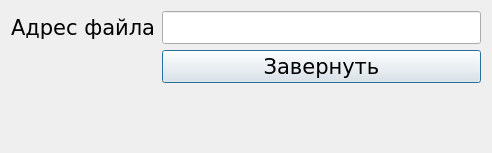
Above: dialog.ui from bdotgeorge/hrtimeQt before the change. Below: the same form after it.
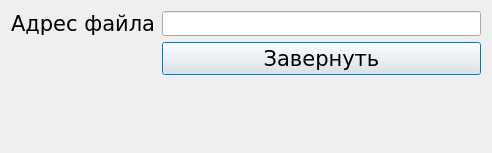
That is the form after the change.

What changed in the file:
```diff
--- a/dialog.ui
+++ b/dialog.ui
@@ -34,7 +34,7 @@
        <property name="font">
         <font>
          <family>Verdana</family>
-         <pointsize>16</pointsize>
+         <pointsize>10</pointsize>
         </font>
        </property>
       </widget>
```
